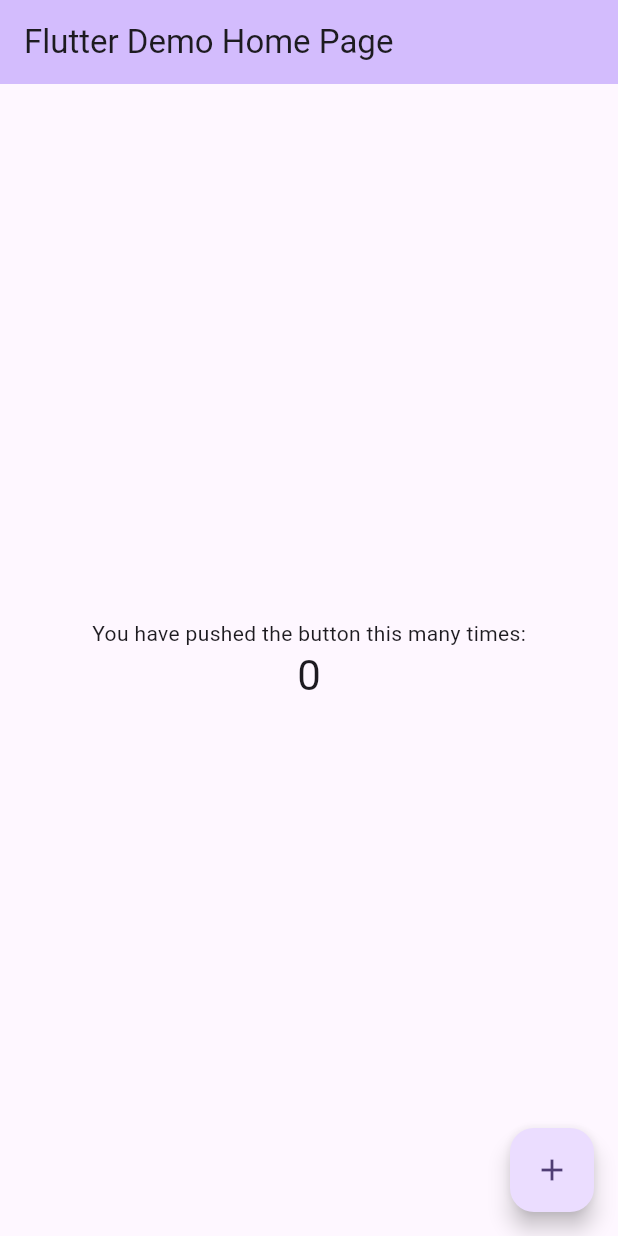
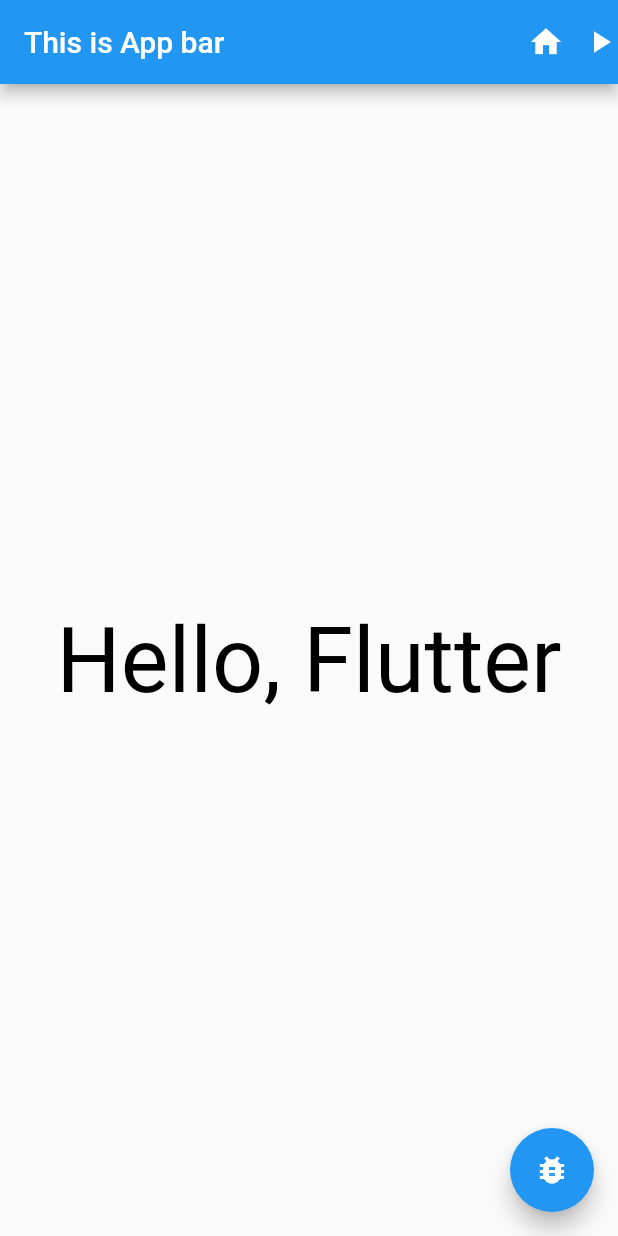
Before and after one commit to haerong22/flutter, a Flutter app: the screen it shows after launch, on a phone screen of 412 x 824 dp. Run offline on Flutter 3.47's test engine with Material 2 defaults, Android fonts, the phone set to English and light mode, and no system bars.

Commit message:
#2 flutter: widget - MaterialApp, Scaffold

```diff
--- a/flutter_test_project/lib/main.dart
+++ b/flutter_test_project/lib/main.dart
@@ -1,125 +1,44 @@
 import 'package:flutter/material.dart';
 
 void main() {
-  runApp(const MyApp());
+  runApp(MaterialApp(
+    home: Scaffold(
+      appBar: AppBar(
+        actions: [
+          IconButton(icon: const Icon(Icons.home), onPressed: () {
+            print("Tab!");
+          },),
+          const Icon(Icons.play_arrow)
+        ],
+        centerTitle: false,
+        title: const Text("This is App bar"),
+      ),
+      body: const TestWidget(),
+      floatingActionButton: FloatingActionButton(
+        child: const Icon(Icons.bug_report),
+        onPressed: () {
+          print("Tab! FAB!");
+        },
+      ),
+    ),
+  ));
 }
 
-class MyApp extends StatelessWidget {
-  const MyApp({super.key});
+class TestWidget extends StatelessWidget {
+  const TestWidget({super.key});
 
-  // This widget is the root of your application.
   @override
   Widget build(BuildContext context) {
-    return MaterialApp(
-      title: 'Flutter Demo',
-      theme: ThemeData(
-        // This is the theme of your application.
-        //
-        // TRY THIS: Try running your application with "flutter run". You'll see
-        // the application has a blue toolbar. Then, without quitting the app,
-        // try changing the seedColor in the colorScheme below to Colors.green
-        // and then invoke "hot reload" (save your changes or press the "hot
-        // reload" button in a Flutter-supported IDE, or press "r" if you used
-        // the command line to start the app).
-        //
-        // Notice that the counter didn't reset back to zero; the application
-        // state is not lost during the reload. To reset the state, use hot
-        // restart instead.
-        //
-        // This works for code too, not just values: Most code changes can be
-        // tested with just a hot reload.
-        colorScheme: ColorScheme.fromSeed(seedColor: Colors.deepPurple),
-        useMaterial3: true,
+    return const SafeArea(
+      child: Center(
+        child: Text(
+          "Hello, Flutter",
+          style: TextStyle(
+            fontSize: 60,
+            color: Colors.black,
+          ),
+        ),
       ),
-      home: const MyHomePage(title: 'Flutter Demo Home Page'),
     );
   }
 }
-
-class MyHomePage extends StatefulWidget {
-  const MyHomePage({super.key, required this.title});
-
-  // This widget is the home page of your application. It is stateful, meaning
-  // that it has a State object (defined below) that contains fields that affect
-  // how it looks.
-
-  // This class is the configuration for the state. It holds the values (in this
-  // case the title) provided by the parent (in this case the App widget) and
-  // used by the build method of the State. Fields in a Widget subclass are
-  // always marked "final".
-
-  final String title;
-
-  @override
-  State<MyHomePage> createState() => _MyHomePageState();
-}
-
-class _MyHomePageState extends State<MyHomePage> {
-  int _counter = 0;
-
-  void _incrementCounter() {
-    setState(() {
-      // This call to setState tells the Flutter framework that something has
-      // changed in this State, which causes it to rerun the build method below
-      // so that the display can reflect the updated values. If we changed
-      // _counter without calling setState(), then the build method would not be
-      // called again, and so nothing would appear to happen.
-      _counter++;
-    });
-  }
-
-  @override
-  Widget build(BuildContext context) {
-    // This method is rerun every time setState is called, for instance as done
-    // by the _incrementCounter method above.
-    //
-    // The Flutter framework has been optimized to make rerunning build methods
-    // fast, so that you can just rebuild anything that needs updating rather
-    // than having to individually change instances of widgets.
-    return Scaffold(
-      appBar: AppBar(
-        // TRY THIS: Try changing the color here to a specific color (to
-        // Colors.amber, perhaps?) and trigger a hot reload to see the AppBar
-        // change color while the other colors stay the same.
-        backgroundColor: Theme.of(context).colorScheme.inversePrimary,
-        // Here we take the value from the MyHomePage object that was created by
-        // the App.build method, and use it to set our appbar title.
-        title: Text(widget.title),
-      ),
-      body: Center(
-        // Center is a layout widget. It takes a single child and positions it
-        // in the middle of the parent.
-        child: Column(
-          // Column is also a layout widget. It takes a list of children and
-          // arranges them vertically. By default, it sizes itself to fit its
-          // children horizontally, and tries to be as tall as its parent.
-          //
-          // Column has various properties to control how it sizes itself and
-          // how it positions its children. Here we use mainAxisAlignment to
-          // center the children vertically; the main axis here is the vertical
-          // axis because Columns are vertical (the cross axis would be
-          // horizontal).
-          //
-          // TRY THIS: Invoke "debug painting" (choose the "Toggle Debug Paint"
-          // action in the IDE, or press "p" in the console), to see the
-          // wireframe for each widget.
-          mainAxisAlignment: MainAxisAlignment.center,
-          children: <Widget>[
-            const Text(
-              'You have pushed the button this many times:',
-            ),
-            Text(
-              '$_counter',
-              style: Theme.of(context).textTheme.headlineMedium,
-            ),
-          ],
-        ),
-      ),
-      floatingActionButton: FloatingActionButton(
-        onPressed: _incrementCounter,
-        tooltip: 'Increment',
-        child: const Icon(Icons.add),
-      ), // This trailing comma makes auto-formatting nicer for build methods.
-    );
-  }
-}
```
Also changed, not shown: 1 other file.
